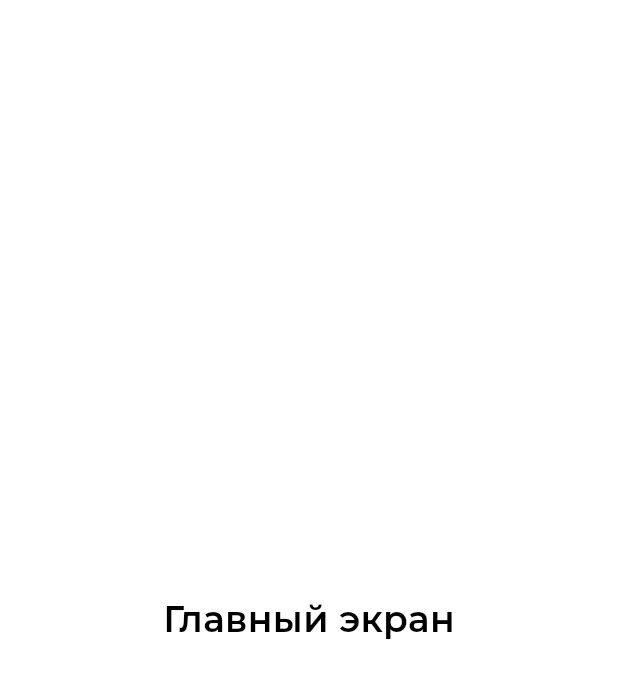
After one commit to gadzhilaev/smile_ai, a Flutter app: the MainPlaceholderScreen screen opened directly, on a phone screen of 412 x 824 dp. The commit adds this screen. Shown: the top 678 px of the screen. Run offline on Flutter 3.47's test engine with Material 3 defaults, Android fonts, the phone set to English and light mode, and no system bars; our stand-ins replace google_fonts.

Commit message:
добавление главного экрана и мелкие правки

```diff
--- a/lib/main.dart
+++ b/lib/main.dart
@@ -1,7 +1,7 @@
 import 'package:flutter/material.dart';
 import 'package:google_fonts/google_fonts.dart';
 
-import 'auth/email_screen.dart';
+import 'auth/login.dart';
 
 void main() {
   runApp(const MainApp());
--- /dev/null
+++ b/lib/screens/main_screen.dart
@@ -0,0 +1,25 @@
+import 'package:flutter/material.dart';
+import 'package:google_fonts/google_fonts.dart';
+
+class MainPlaceholderScreen extends StatelessWidget {
+  const MainPlaceholderScreen({super.key});
+
+  @override
+  Widget build(BuildContext context) {
+    return Scaffold(
+      backgroundColor: Colors.white,
+      body: SafeArea(
+        child: Center(
+          child: Text(
+            'Главный экран',
+            style: GoogleFonts.montserrat(
+              fontSize: 24,
+              fontWeight: FontWeight.w600,
+              color: Colors.black,
+            ),
+          ),
+        ),
+      ),
+    );
+  }
+}
```
Also changed, not shown: lib/auth/log_pass.dart (renamed from lib/auth/registration_success_screen.dart, +56 -11 lines), lib/auth/login.dart (renamed from lib/auth/email_screen.dart, +4 -4 lines), lib/auth/register.dart (renamed from lib/auth/registration_placeholder_screen.dart), lib/widgets/auth_input_field.dart (renamed from lib/auth/widgets/auth_input_field.dart), lib/widgets/auth_submit_button.dart (renamed from lib/auth/widgets/auth_submit_button.dart).
